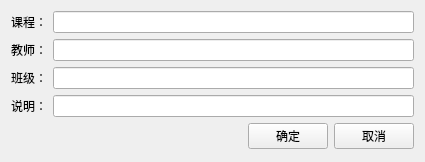
Before: the Qt Designer form Mathlab/MathLabAddWidget.ui in tsbraw/Mathlab, drawn with Qt 5.
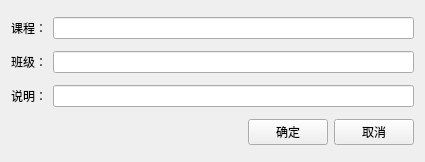
After: the same form once the commit is applied.

```diff
--- a/Mathlab/MathLabAddWidget.ui
+++ b/Mathlab/MathLabAddWidget.ui
@@ -14,49 +14,8 @@
    <string>实验规划</string>
   </property>
   <layout class="QGridLayout" name="gridLayout">
-   <item row="4" column="3">
-    <widget class="QPushButton" name="pushButton_Ok">
-     <property name="text">
-      <string>确定</string>
-     </property>
-    </widget>
-   </item>
-   <item row="2" column="2" colspan="3">
-    <widget class="QLineEdit" name="lineEdit_Classes"/>
-   </item>
-   <item row="3" column="2" colspan="3">
-    <widget class="QLineEdit" name="lineEdit_instruction"/>
-   </item>
-   <item row="4" column="4">
-    <widget class="QPushButton" name="pushButton_Cancel">
-     <property name="text">
-      <string>取消</string>
-     </property>
-    </widget>
-   </item>
-   <item row="3" column="0">
-    <widget class="QLabel" name="label_4">
-     <property name="text">
-      <string>说明：</string>
-     </property>
-    </widget>
-   </item>
-   <item row="1" column="0">
-    <widget class="QLabel" name="label_2">
-     <property name="text">
-      <string>教师：</string>
-     </property>
-    </widget>
-   </item>
-   <item row="2" column="0">
-    <widget class="QLabel" name="label_3">
-     <property name="text">
-      <string>班级：</string>
-     </property>
-    </widget>
-   </item>
-   <item row="1" column="2" colspan="3">
-    <widget class="QLineEdit" name="lineEdit_Teacher"/>
+   <item row="0" column="2" colspan="3">
+    <widget class="QLineEdit" name="lineEdit_Course"/>
    </item>
    <item row="0" column="0">
     <widget class="QLabel" name="label">
@@ -65,7 +24,7 @@
      </property>
     </widget>
    </item>
-   <item row="4" column="2">
+   <item row="3" column="2">
     <spacer name="horizontalSpacer">
      <property name="orientation">
       <enum>Qt::Horizontal</enum>
@@ -78,8 +37,39 @@
      </property>
     </spacer>
    </item>
-   <item row="0" column="2" colspan="3">
-    <widget class="QLineEdit" name="lineEdit_Course"/>
+   <item row="1" column="0">
+    <widget class="QLabel" name="label_3">
+     <property name="text">
+      <string>班级：</string>
+     </property>
+    </widget>
+   </item>
+   <item row="3" column="4">
+    <widget class="QPushButton" name="pushButton_Cancel">
+     <property name="text">
+      <string>取消</string>
+     </property>
+    </widget>
+   </item>
+   <item row="2" column="2" colspan="3">
+    <widget class="QLineEdit" name="lineEdit_instruction"/>
+   </item>
+   <item row="1" column="2" colspan="3">
+    <widget class="QLineEdit" name="lineEdit_Classes"/>
+   </item>
+   <item row="3" column="3">
+    <widget class="QPushButton" name="pushButton_Ok">
+     <property name="text">
+      <string>确定</string>
+     </property>
+    </widget>
+   </item>
+   <item row="2" column="0">
+    <widget class="QLabel" name="label_4">
+     <property name="text">
+      <string>说明：</string>
+     </property>
+    </widget>
    </item>
   </layout>
  </widget>
```
